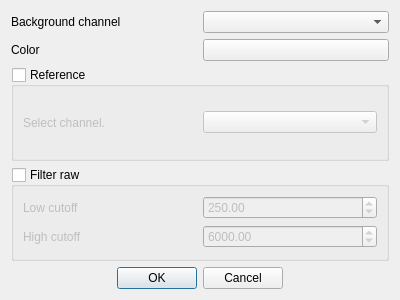
Above: UI/SetBackgroundChannelDialog.ui from HarryWang0210/PySortGUI before the change. Below: the same form after it.
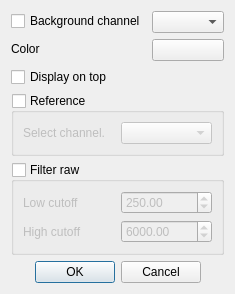
That is the form after the change.

Commit message: feat: Add show on top option in background channel

```diff
--- a/UI/SetBackgroundChannelDialog.ui
+++ b/UI/SetBackgroundChannelDialog.ui
@@ -6,37 +6,39 @@
    <rect>
     <x>0</x>
     <y>0</y>
-    <width>400</width>
-    <height>300</height>
+    <width>163</width>
+    <height>213</height>
    </rect>
   </property>
   <property name="windowTitle">
    <string>Dialog</string>
   </property>
-  <layout class="QVBoxLayout" name="verticalLayout">
+  <layout class="QVBoxLayout" name="verticalLayout_4">
    <item>
     <layout class="QHBoxLayout" name="horizontalLayout_3">
      <item>
-      <widget class="QLabel" name="label">
+      <layout class="QVBoxLayout" name="verticalLayout">
+       <item>
+        <widget class="QCheckBox" name="bg_channel_checkBox">
        <property name="text">
         <string>Background channel</string>
        </property>
       </widget>
      </item>
      <item>
-      <widget class="QComboBox" name="bg_channel_comboBox"/>
-     </item>
-    </layout>
-   </item>
-   <item>
-    <layout class="QHBoxLayout" name="horizontalLayout_4">
-     <item>
       <widget class="QLabel" name="label_2">
        <property name="text">
         <string>Color</string>
        </property>
       </widget>
      </item>
+      </layout>
+     </item>
+     <item>
+      <layout class="QVBoxLayout" name="verticalLayout_3">
+       <item>
+        <widget class="QComboBox" name="bg_channel_comboBox"/>
+       </item>
      <item>
       <widget class="QPushButton" name="color_pushButton">
        <property name="text">
@@ -46,6 +48,15 @@
      </item>
     </layout>
    </item>
+    </layout>
+   </item>
+   <item>
+    <widget class="QCheckBox" name="show_on_top_checkBox">
+     <property name="text">
+      <string>Display on top</string>
+     </property>
+    </widget>
+   </item>
    <item>
     <widget class="QGroupBox" name="ref_groupBox">
      <property name="title">
```
Left out of the diff: 16 changed lines with no effect on the pictures. Lines whose indentation alone changed are shown as unchanged. The commit also changes 3 other files.
